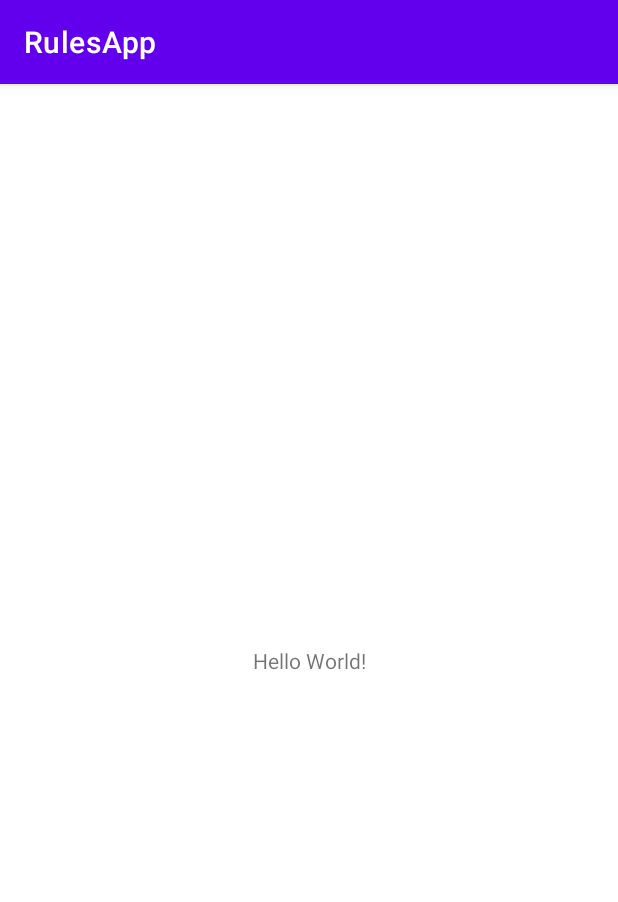
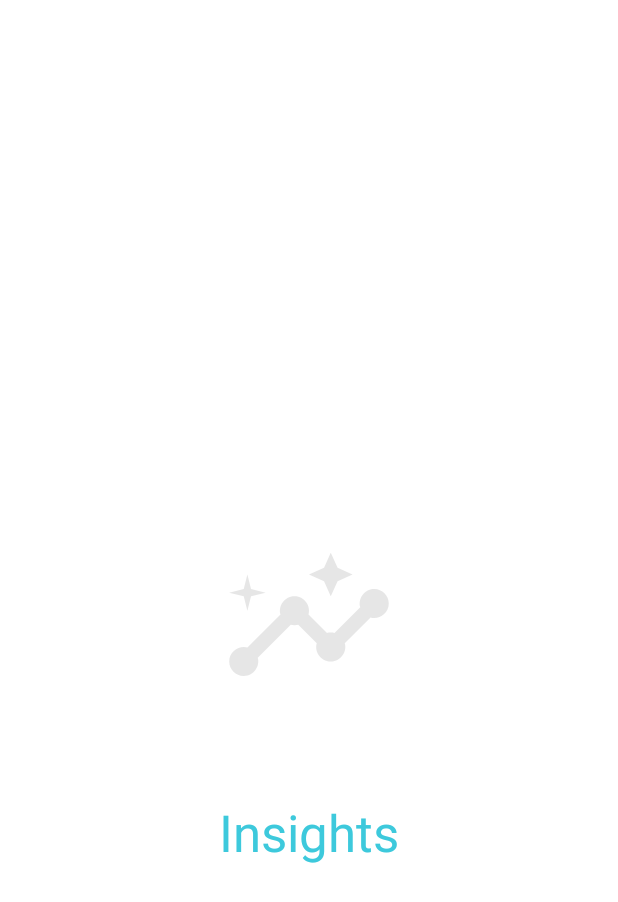
Before and after one commit to neerajg1320/fanalite, an Android app: the first screen one second after launch (MainActivity before the commit, SplashActivity after it), on a phone screen of 412 x 824 dp. Shown: the top 902 px of the screen. Run offline under Robolectric (Android 15) with nearby library versions, the phone set to English and light mode, and no system bars.

Commit message:
Added animation to the SplashActivity

```diff
--- a/Implementation/MobileApp/RulesApp/app/src/main/AndroidManifest.xml
+++ b/Implementation/MobileApp/RulesApp/app/src/main/AndroidManifest.xml
@@ -10,7 +10,8 @@
         android:supportsRtl="true"
         android:theme="@style/Theme.RulesApp">
         <activity
-            android:name=".MainActivity"
+            android:name=".SplashActivity"
+            android:theme="@style/Theme.AppCompat.Light.NoActionBar"
             android:exported="true">
             <intent-filter>
                 <action android:name="android.intent.action.MAIN" />
@@ -18,6 +19,10 @@
                 <category android:name="android.intent.category.LAUNCHER" />
             </intent-filter>
         </activity>
+        <activity
+            android:name=".MainActivity"
+            android:exported="true">
+        </activity>
     </application>
 
 </manifest>
--- /dev/null
+++ b/Implementation/MobileApp/RulesApp/app/src/main/java/com/fanalite/rulesapp/SplashActivity.kt
@@ -0,0 +1,39 @@
+package com.fanalite.rulesapp
+
+
+import android.content.Intent
+import android.os.Bundle
+import android.os.Handler
+import android.view.WindowManager
+import android.view.animation.AnimationUtils
+import android.widget.ImageView
+import androidx.appcompat.app.AppCompatActivity
+
+//@Suppress("DEPRECATION")
+class SplashActivity : AppCompatActivity() {
+    override fun onCreate(savedInstanceState: Bundle?) {
+        super.onCreate(savedInstanceState)
+        setContentView(R.layout.activity_splash)
+
+        // This is used to hide the status bar and make
+        // the splash screen as a full screen activity.
+        window.setFlags(
+            WindowManager.LayoutParams.FLAG_FULLSCREEN,
+            WindowManager.LayoutParams.FLAG_FULLSCREEN
+        )
+
+        // HERE WE ARE TAKING THE REFERENCE OF OUR IMAGE
+        // SO THAT WE CAN PERFORM ANIMATION USING THAT IMAGE
+        val backgroundImage: ImageView = findViewById(R.id.SplashScreenImage)
+        val slideAnimation = AnimationUtils.loadAnimation(this, R.anim.side_slide)
+        backgroundImage.startAnimation(slideAnimation)
+
+        // we used the postDelayed(Runnable, time) method
+        // to send a message with a delayed time.
+        Handler().postDelayed({
+            val intent = Intent(this, MainActivity::class.java)
+            startActivity(intent)
+            finish()
+        }, 3000) // 3000 is the delayed time in milliseconds.
+    }
+}
--- /dev/null
+++ b/Implementation/MobileApp/RulesApp/app/src/main/res/anim/side_slide.xml
@@ -0,0 +1,15 @@
+<?xml version="1.0" encoding="utf-8"?>
+<set
+    xmlns:android="http://schemas.android.com/apk/res/android">
+
+    <!--THIS CODE IS FOR SIDE ANIMATION-->
+    <translate
+        android:duration="1500"
+        android:fromXDelta="-50%"
+        android:fromYDelta="0%" />
+
+    <alpha
+        android:duration="1500"
+        android:fromAlpha="0.1"
+        android:toAlpha="1.0" />
+</set>
--- /dev/null
+++ b/Implementation/MobileApp/RulesApp/app/src/main/res/layout/activity_splash.xml
@@ -0,0 +1,37 @@
+<?xml version="1.0" encoding="utf-8"?>
+<androidx.constraintlayout.widget.ConstraintLayout
+    xmlns:android="http://schemas.android.com/apk/res/android"
+    xmlns:app="http://schemas.android.com/apk/res-auto"
+    xmlns:tools="http://schemas.android.com/tools"
+    android:layout_width="match_parent"
+    android:layout_height="match_parent"
+    android:background="#fff"
+    tools:context=".SplashActivity">
+
+    <!--THIS IS IMAGEVIEW FOR OUR IMAGE IN SPLASH SCREEN-->
+    <!--YOU CAN ADD YOUR IMAGE TO DRAWABLES.
+        HERE geeksforgeeks IS THE NAME OF IMAGE-->
+    <ImageView
+        android:id="@+id/SplashScreenImage"
+        android:layout_width="300dp"
+        android:layout_height="200dp"
+        android:src="@drawable/ic_launcher_foreground"
+        app:layout_constraintBottom_toBottomOf="parent"
+        app:layout_constraintLeft_toLeftOf="parent"
+        app:layout_constraintRight_toRightOf="parent"
+        app:layout_constraintTop_toTopOf="parent" />
+
+    <TextView
+        android:id="@+id/textView"
+        android:layout_width="wrap_content"
+        android:layout_height="wrap_content"
+        android:layout_marginTop="20dp"
+        android:text="Insights"
+        android:textAlignment="center"
+        android:textColor="@color/ic_launcher_background"
+        android:textSize="34sp"
+        app:layout_constraintEnd_toEndOf="parent"
+        app:layout_constraintStart_toStartOf="parent"
+        app:layout_constraintTop_toBottomOf="@+id/SplashScreenImage" />
+
+</androidx.constraintlayout.widget.ConstraintLayout>
--- a/Implementation/MobileApp/RulesApp/app/src/main/res/values/strings.xml
+++ b/Implementation/MobileApp/RulesApp/app/src/main/res/values/strings.xml
@@ -1,3 +1,3 @@
 <resources>
-    <string name="app_name">RulesApp</string>
+    <string name="app_name">Insights</string>
 </resources>
```
